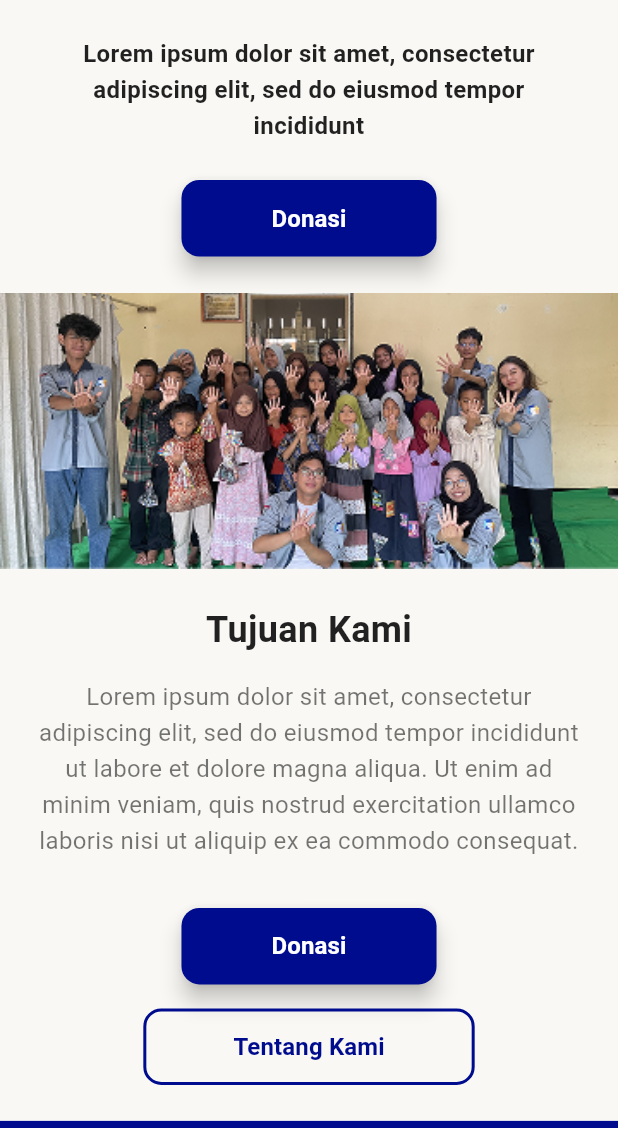
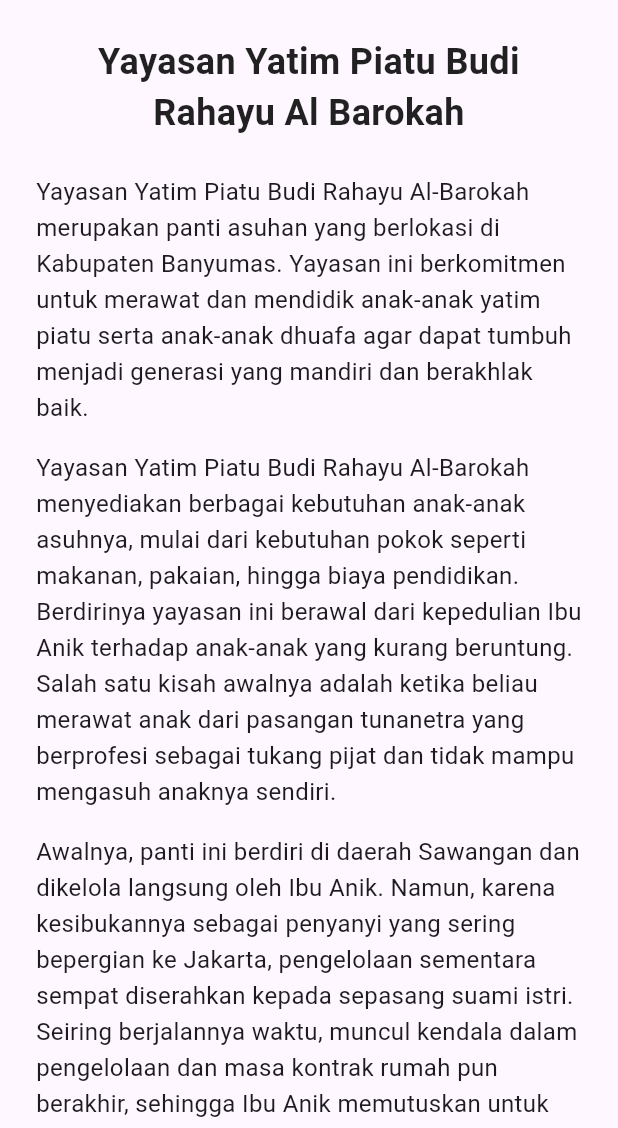
Before and after one commit to dimastianaji/budi_rahayu_care_app, a Flutter app: the screen it shows after launch, after a tap on the "menu" icon, after a tap on "Tentang", on a phone screen of 412 x 824 dp, the part 108-1236 px from its top. Run offline on Flutter 3.47's test engine with Material 3 defaults, Android fonts, the phone set to English and light mode, and no system bars.

Commit message:
Membuat halaman tentang kami sekaligus navigasi ke halaman tentang kami melalui menu di header dan footer

```diff
--- /dev/null
+++ b/lib/about/view/tentang_page.dart
@@ -0,0 +1,119 @@
+// lib/features/tentang/view/tentang_page.dart
+import 'package:flutter/material.dart';
+import 'package:budi_rahayu_care_app/shared/widgets/header.dart';
+import 'package:budi_rahayu_care_app/shared/widgets/footer.dart';
+
+class TentangPage extends StatelessWidget {
+  const TentangPage({super.key});
+
+  @override
+  Widget build(BuildContext context) {
+    return Scaffold(
+      body: SafeArea(
+        child: SingleChildScrollView(
+          child: Column(
+            crossAxisAlignment: CrossAxisAlignment.stretch,
+            children: [
+              Header(),
+
+              // Judul Halaman
+              Container(
+                padding: const EdgeInsets.symmetric(vertical: 24, horizontal: 24),
+                child: const Center(
+                  child: Text(
+                    'Yayasan Yatim Piatu Budi Rahayu Al Barokah',
+                    textAlign: TextAlign.center,
+                    style: TextStyle(
+                      fontSize: 24,
+                      fontWeight: FontWeight.bold,
+                      color: Colors.black87,
+                    ),
+                  ),
+                ),
+              ),
+
+              // Teks Deskripsi
+              Padding(
+                padding: const EdgeInsets.symmetric(horizontal: 24),
+                child: Column(
+                  crossAxisAlignment: CrossAxisAlignment.start,
+                  children: [
+                    const Text(
+                      'Yayasan Yatim Piatu Budi Rahayu Al-Barokah merupakan panti asuhan yang berlokasi di Kabupaten Banyumas. Yayasan ini berkomitmen untuk merawat dan mendidik anak-anak yatim piatu serta anak-anak dhuafa agar dapat tumbuh menjadi generasi yang mandiri dan berakhlak baik.',
+                      style: TextStyle(fontSize: 16, height: 1.5),
+                    ),
+                    const SizedBox(height: 16),
+                    const Text(
+                      'Yayasan Yatim Piatu Budi Rahayu Al-Barokah menyediakan berbagai kebutuhan anak-anak asuhnya, mulai dari kebutuhan pokok seperti makanan, pakaian, hingga biaya pendidikan. Berdirinya yayasan ini berawal dari kepedulian Ibu Anik terhadap anak-anak yang kurang beruntung. Salah satu kisah awalnya adalah ketika beliau merawat anak dari pasangan tunanetra yang berprofesi sebagai tukang pijat dan tidak mampu mengasuh anaknya sendiri.',
+                      style: TextStyle(fontSize: 16, height: 1.5),
+                    ),
+                    const SizedBox(height: 16),
+                    const Text(
+                      'Awalnya, panti ini berdiri di daerah Sawangan dan dikelola langsung oleh Ibu Anik. Namun, karena kesibukannya sebagai penyanyi yang sering bepergian ke Jakarta, pengelolaan sementara sempat diserahkan kepada sepasang suami istri. Seiring berjalannya waktu, muncul kendala dalam pengelolaan dan masa kontrak rumah pun berakhir, sehingga Ibu Anik memutuskan untuk mencari tempat baru.',
+                      style: TextStyle(fontSize: 16, height: 1.5),
+                    ),
+                    const SizedBox(height: 16),
+                    const Text(
+                      'Beliau kemudian menemukan tempat tinggal di rumah milik Bapak Bagong di daerah Kober, Purwokerto. Dengan penuh kebaikan, Bapak Bagong memberikan salah satu rumahnya untuk digunakan sebagai tempat tinggal sementara anak-anak panti. Namun, karena jumlah anak asuh yang semakin banyak, beberapa fasilitas mengalami kerusakan. Hal ini mendorong Ibu Anik untuk mencari lokasi baru dan membangun panti asuhan sendiri.',
+                      style: TextStyle(fontSize: 16, height: 1.5),
+                    ),
+                    const SizedBox(height: 16),
+                    const Text(
+                      'Tanah yang dipilih merupakan bekas empang (belumbang) yang sudah tidak digunakan oleh pemiliknya karena faktor usia. Proses pembangunan Yayasan Yatim Piatu Budi Rahayu Al-Barokah dimulai pada tahun 2018 dan selesai pada tahun 2019. Pada tahun yang sama, panti mulai beroperasi secara resmi.',
+                      style: TextStyle(fontSize: 16, height: 1.5),
+                    ),
+                    const SizedBox(height: 16),
+                    const Text(
+                      'Kini, Yayasan Yatim Piatu Budi Rahayu Al-Barokah telah mendapatkan akreditasi bintang empat dari Dinas Sosial, sebagai pengakuan atas pengelolaan yang baik dan sesuai standar. Berbagai program pendidikan dan kegiatan positif dijalankan untuk mengembangkan potensi anak-anak, baik dalam bidang akademik maupun non-akademik.',
+                      style: TextStyle(fontSize: 16, height: 1.5),
+                    ),
+                    const SizedBox(height: 16),
+                    const Text(
+                      'Anak-anak asuh di yayasan ini telah meraih berbagai prestasi, seperti Juara 1 dan Juara 3 Lomba Dokter Kecil tingkat Kabupaten Banyumas, serta banyak penghargaan lainnya di berbagai bidang.',
+                      style: TextStyle(fontSize: 16, height: 1.5),
+                    ),
+                    const SizedBox(height: 16),
+                    const Text(
+                      'Selain pendidikan formal di tingkat SD, SMP, SMA, hingga perguruan tinggi, anak-anak juga aktif dalam kegiatan keagamaan seperti salat berjamaah, mengaji, pengajian rutin, dan berbagai kegiatan positif lainnya. Yayasan juga menyediakan fasilitas yang nyaman, termasuk tempat tinggal yang layak, akses internet, dan perlengkapan belajar.',
+                      style: TextStyle(fontSize: 16, height: 1.5),
+                    ),
+                    const SizedBox(height: 16),
+                    const Text(
+                      'Yayasan Yatim Piatu Budi Rahayu Al-Barokah terbuka bagi para donatur dan masyarakat yang ingin berbagi kebaikan. Proses penerimaan anak asuh dilakukan secara langsung di panti bersama orang tua atau wali, dengan memenuhi persyaratan yang telah ditetapkan.',
+                      style: TextStyle(fontSize: 16, height: 1.5),
+                    ),
+                    const SizedBox(height: 16),
+                    const Text(
+                      'Dengan semangat kasih dan kepedulian, kami terus berupaya menciptakan lingkungan yang aman, nyaman, dan penuh cinta untuk anak-anak penerus bangsa.',
+                      style: TextStyle(fontSize: 16, height: 1.5),
+                    ),
+                  ],
+                ),
+              ),
+
+              const SizedBox(height: 24),
+
+              // Gambar
+              Padding(
+                padding: const EdgeInsets.symmetric(horizontal: 16),
+                child: ClipRRect(
+                  borderRadius: BorderRadius.circular(12),
+                  child: Image.asset(
+                    'lib/shared/assets/images/foto_tentang.jpeg',
+                    width: double.infinity,
+                    height: 200,
+                    fit: BoxFit.cover,
+                  ),
+                ),
+              ),
+
+              const SizedBox(height: 48),
+
+              Footer(),
+            ],
+          ),
+        ),
+      ),
+    );
+  }
+}
--- a/lib/shared/widgets/footer.dart
+++ b/lib/shared/widgets/footer.dart
@@ -1,9 +1,8 @@
 // lib/shared/widgets/footer.dart
 import 'package:flutter/material.dart';
-
-// Hanya import halaman yang sudah ada
 import 'package:budi_rahayu_care_app/home/view/home_page.dart';
 import 'package:budi_rahayu_care_app/contact/view/kontak_kami_page.dart';
+import 'package:budi_rahayu_care_app/about/view/tentang_page.dart';
 
 class Footer extends StatelessWidget {
   const Footer({super.key});
@@ -11,7 +10,7 @@ class Footer extends StatelessWidget {
   @override
   Widget build(BuildContext context) {
     return Container(
-      color: const Color(0xFF0D1B66), // warna biru tua
+      color: const Color(0xFF0D1B66),
       width: double.infinity,
       padding: const EdgeInsets.symmetric(vertical: 40, horizontal: 16),
       child: Column(
@@ -32,10 +31,14 @@ class Footer extends StatelessWidget {
           ),
           const SizedBox(height: 24),
 
-          // Menu Navigasi (hanya "Kontak Kami" yang berfungsi)
           Column(
             children: [
-              _footerLink("Tentang", () {}),
+              _footerLink("Tentang", () {
+                Navigator.pushReplacement(
+                context,
+                MaterialPageRoute(builder: (_) => const TentangPage()),
+              );
+              }),
               const SizedBox(height: 8),
               _footerLink("Donasi", () {}),
               const SizedBox(height: 8),
@@ -72,7 +75,6 @@ class Footer extends StatelessWidget {
             children: [
               GestureDetector(
                 onTap: () {
-                  // Nanti bisa buka Instagram: launchUrl(Uri.parse('https://instagram.com/...'))
                 },
                 child: Image.asset(
                   'lib/shared/assets/icons/instagram.png',
@@ -83,7 +85,6 @@ class Footer extends StatelessWidget {
               const SizedBox(width: 16),
               GestureDetector(
                 onTap: () {
-                  // Nanti bisa buka WhatsApp: launchUrl(Uri.parse('https://wa.me/...'))
                 },
                 child: Image.asset(
                   'lib/shared/assets/icons/whatsapp.png',
--- a/lib/shared/widgets/header.dart
+++ b/lib/shared/widgets/header.dart
@@ -1,9 +1,8 @@
 // lib/shared/widgets/header.dart
 import 'package:flutter/material.dart';
-
-// Hanya import halaman yang benar-benar ada
 import 'package:budi_rahayu_care_app/home/view/home_page.dart';
 import 'package:budi_rahayu_care_app/contact/view/kontak_kami_page.dart';
+import 'package:budi_rahayu_care_app/about/view/tentang_page.dart';
 
 class Header extends StatefulWidget {
   const Header({super.key});
@@ -68,7 +67,12 @@ class _HeaderState extends State<Header> {
             width: double.infinity,
             child: Column(
               children: [
-                _menuItem("Tentang", () {}),
+                _menuItem("Tentang", () {
+                  Navigator.pushReplacement(
+                    context,
+                    MaterialPageRoute(builder: (_) => const TentangPage()),
+                  );
+                }),
                 _menuItem("Donasi", () {}),
                 _menuItem("Berita", () {}),
                 _menuItem("Kontak Kami", () {
@@ -94,7 +98,7 @@ class _HeaderState extends State<Header> {
         setState(() {
           _isMenuOpen = false;
         });
-        onTap(); // Jika onTap kosong, tidak ada aksi
+        onTap();
       },
       child: Container(
         width: double.infinity,
```
Also changed, not shown: lib/shared/assets/images/foto_tentang.jpeg (added).
